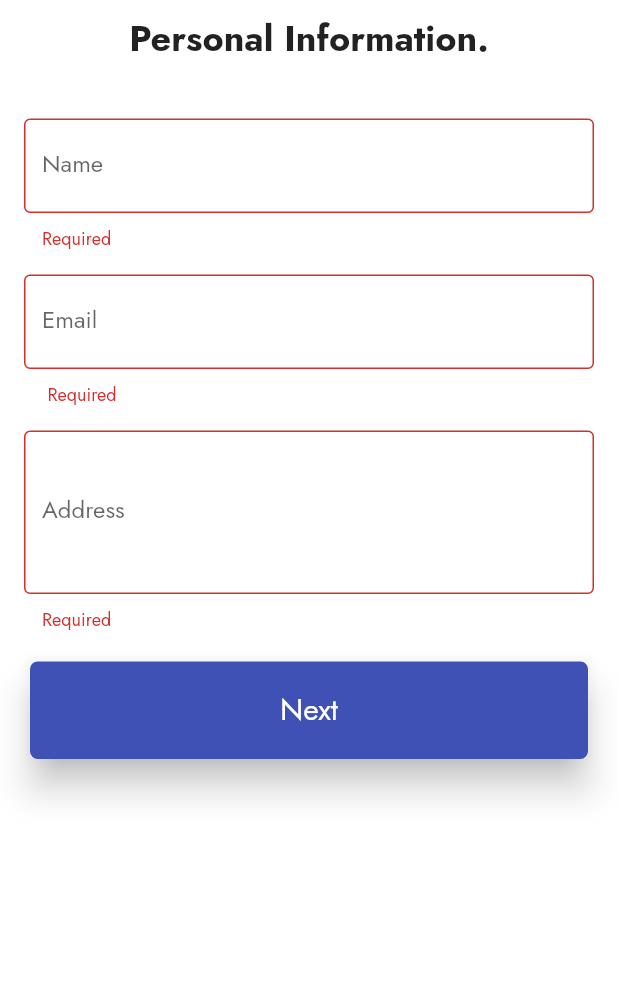
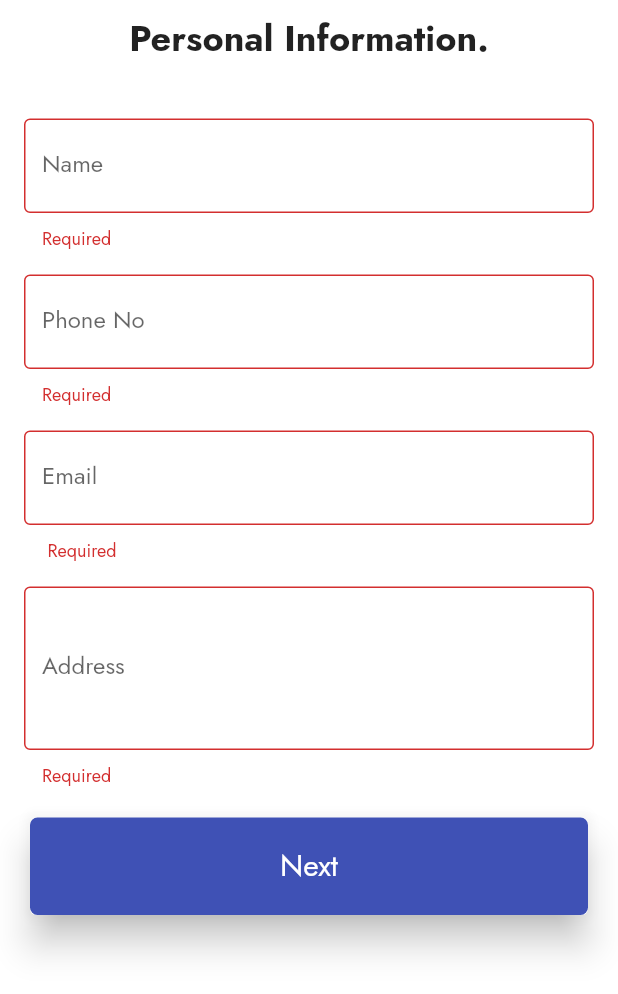
Before and after one commit to ThedistortedFrequency/SDCS-flutter-project, a Flutter app: the PersonalInfo screen opened by its route, after a tap on "Next", on a phone screen of 412 x 824 dp. Shown: the top 994 px of the screen. Run offline on Flutter 3.47's test engine with Material 2 defaults, Android fonts, the light colour scheme and no system bars; our stand-ins replace cached_network_image, cloud_firestore, firebase_auth, firebase_core, form_field_validator, google_fonts and 2 more; accounts and stored records are empty.

Commit message:
added phone number in person info. and email in feedback

```diff
--- a/lib/Complaint.dart
+++ b/lib/Complaint.dart
@@ -26,7 +26,7 @@ class _ComplaintState extends State<Complaint> {
   }
 
   Future addComplaintDetails(
-      var polenumber, var poleadd, var problemdesc) async {
+      String polenumber, String poleadd, String problemdesc) async {
     showDialog(
         context: context,
         builder: (context) {
@@ -36,7 +36,7 @@ class _ComplaintState extends State<Complaint> {
       "Pole Number": polenumber,
       "Pole Address": poleadd,
       "Problem description": problemdesc
-    });
+    }).then((value) => value.id);
     Navigator.pushNamedAndRemoveUntil(
         context, Screen.compsubmitScreen, (route) => false);
   }
--- a/lib/electrificaition.dart
+++ b/lib/electrificaition.dart
@@ -28,8 +28,8 @@ class _ElectrificationState extends State<Electrification> {
     super.dispose();
   }
 
-  Future addelectirficationDetails(
-      var area, var pincode, String placedesc, String additionalinfo) async {
+  Future addelectirficationDetails(String area, String pincode,
+      String placedesc, String additionalinfo) async {
     showDialog(
         context: context,
         builder: (context) {
--- a/lib/main.dart
+++ b/lib/main.dart
@@ -31,7 +31,7 @@ class MyApp extends StatelessWidget {
         textTheme: GoogleFonts.jostTextTheme(),
       ),
       routes: {
-        "/": (context) => const RegistorPage(),
+        "/": (context) => const PersonalInfo(),
         Screen.complaintScreen: (context) => const Complaint(),
         Screen.personalScreen: (context) => const PersonalInfo(),
         Screen.registorScreen: (context) => const RegistorPage(),
--- a/lib/personal_info.dart
+++ b/lib/personal_info.dart
@@ -17,16 +17,19 @@ class _PersonalInfoState extends State<PersonalInfo> {
   final _nameController = TextEditingController();
   final _emailController = TextEditingController();
   final _addressController = TextEditingController();
+  final _phonenoController = TextEditingController();
 
   @override
   void dispose() {
     _nameController.dispose();
     _emailController.dispose();
     _addressController.dispose();
+    _phonenoController.dispose();
     super.dispose();
   }
 
-  Future addUserDetails(String name, String email, var adderss) async {
+  Future addUserDetails(
+      String name, String email, String adderss, String phoneno) async {
     showDialog(
         context: context,
         builder: (context) {
@@ -36,6 +39,7 @@ class _PersonalInfoState extends State<PersonalInfo> {
       "Name": name,
       "Email": email,
       "Address": adderss,
+      "Phone Number": phoneno
     });
     Navigator.pushNamedAndRemoveUntil(
         context, Screen.homePageScreen, (route) => false);
@@ -82,6 +86,26 @@ class _PersonalInfoState extends State<PersonalInfo> {
                     decoration: const InputDecoration(
                         hintText: "Enter your name",
                         label: Text("Name"),
+                        border: OutlineInputBorder()),
+                    validator: (value) {
+                      if (value!.isEmpty) {
+                        return "Required";
+                      }
+                      return null;
+                    },
+                  ),
+                ),
+                // phone number
+                Padding(
+                  padding: const EdgeInsets.symmetric(
+                    horizontal: 16,
+                    vertical: 8,
+                  ),
+                  child: TextFormField(
+                    controller: _phonenoController,
+                    decoration: const InputDecoration(
+                        hintText: "Enter Phone Number",
+                        label: Text("Phone No"),
                         border: OutlineInputBorder()),
                     validator: (value) {
                       if (value!.isEmpty) {
@@ -145,10 +169,10 @@ class _PersonalInfoState extends State<PersonalInfo> {
                       onTap: () {
                         if (_formKey.currentState!.validate()) {
                           addUserDetails(
-                            _nameController.text.trim(),
-                            _emailController.text.trim(),
-                            _addressController.text.trim(),
-                          );
+                              _nameController.text.trim(),
+                              _emailController.text.trim(),
+                              _addressController.text.trim(),
+                              _phonenoController.text.trim());
                         }
                       },
                       child: Container(
```
Also changed, not shown: lib/bottomNavigator/feedback.dart (+26 -3 lines), pubspec.lock.
